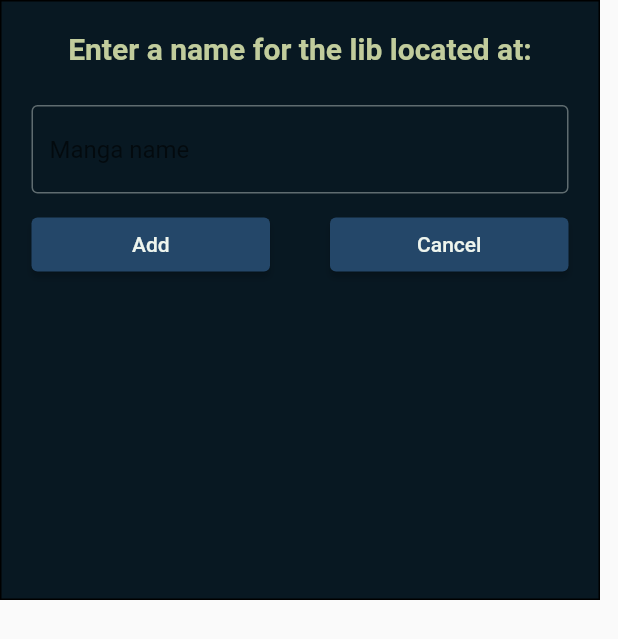
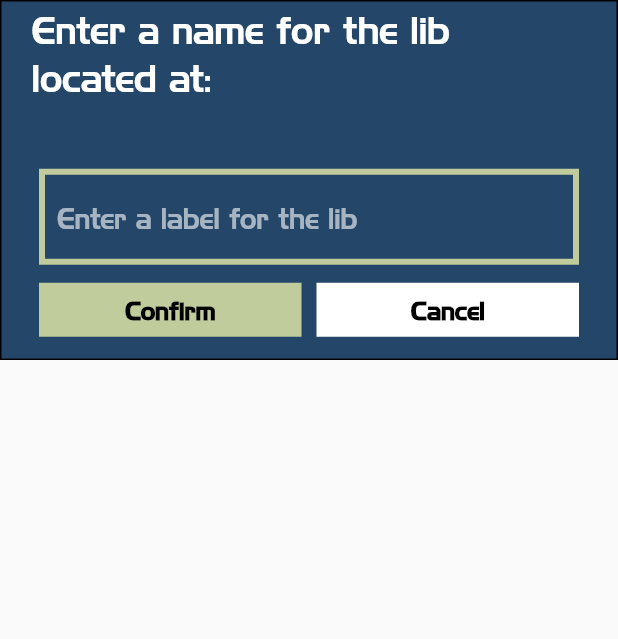
Before and after one commit to ASentientBanana/mangakolekt, a Flutter app: the AddToLibraryModal widget shown alone on an empty page, opened directly with empty values, on a phone screen of 412 x 824 dp. Shown: the top 639 px of the screen. Run offline on Flutter 3.47's test engine with Material 2 defaults, Android fonts, the phone set to English and light mode, and no system bars; our stand-ins replace bloc, easy_debounce, equatable, file_picker, flutter_bloc, flutter_colorpicker and 3 more; missing offline and left inert: dart:ffi, desktop_drop, menu_bar; accounts and stored records are empty; statements that could not run were skipped; project files that could hold a hidden picture were left out.

Commit message:
Added fonts and making visual changes

```diff
--- a/lib/app.dart
+++ b/lib/app.dart
@@ -43,14 +43,26 @@ class AppWidget extends StatelessWidget {
   @override
   Widget build(BuildContext context) {
     return MaterialApp(
-      title: 'Basenji',
+      title: 'MangaKolekt',
       theme: ThemeData().copyWith(
-        canvasColor: Colors.red,
+        // canvasColor: Colors.red,
         scrollbarTheme: ScrollbarThemeData().copyWith(
-            thumbColor: const MaterialStatePropertyAll(Color(0xFFc1cc9c))),
-        appBarTheme: AppBarTheme().copyWith(),
-        textTheme: TextTheme()
-            .copyWith(bodyMedium: const TextStyle(color: Color(0xFFc1cc9c))),
+          thumbColor: const MaterialStatePropertyAll(
+            Color(0xFFc1cc9c),
+          ),
+        ),
+        appBarTheme: AppBarTheme(),
+        textTheme:
+            Typography().dense.apply(fontFamily: "HighlandGothic").copyWith(),
+
+        // textTheme: Typography()
+        //     .englishLike
+        //     .apply(fontFamily: "HighlandGothic")
+        //     .copyWith(
+        //       bodyMedium: const TextStyle(
+        //         color: Color(0xFFc1cc9c),
+        //       ),
+        //     ),
         colorScheme: const ColorScheme(
           brightness: Brightness.dark,
           primary: Color(0xFF244769),
--- a/lib/widgets/dragAndDropManga.dart
+++ b/lib/widgets/dragAndDropManga.dart
@@ -1,5 +1,3 @@
-import 'dart:io';
-
 import 'package:desktop_drop/desktop_drop.dart';
 import 'package:flutter/material.dart';
 import 'package:flutter_bloc/flutter_bloc.dart';
--- a/lib/widgets/lib/addToLibraryModal.dart
+++ b/lib/widgets/lib/addToLibraryModal.dart
@@ -98,42 +98,72 @@ class AddToLibraryModalState extends State<AddToLibraryModal> {
 
   @override
   Widget build(BuildContext context) {
+    final colorScheme = Theme.of(context).colorScheme;
     return Container(
-      height: 400,
-      width: 400,
-      padding: const EdgeInsets.all(20),
+      height: 240,
+      width: 500,
+      padding: const EdgeInsets.symmetric(horizontal: 20),
       decoration: BoxDecoration(
         border: Border.all(width: 1, style: BorderStyle.solid),
-        color: Theme.of(context).colorScheme.background,
+        color: colorScheme.primary,
       ),
       child: Column(
         mainAxisSize: MainAxisSize.min,
+        mainAxisAlignment: MainAxisAlignment.center,
         children: [
           const Text(
             'Enter a name for the lib located at:',
             style: TextStyle(
-              fontWeight: FontWeight.bold,
-              fontSize: 20,
+              // fontWeight: FontWeight.bold,
+              // fontFamily: "HighlandGothic",
+              fontSize: 23,
+              color: Colors.white,
             ),
           ),
           Container(
             padding: const EdgeInsets.only(left: 20),
-            child: Text(widget.selectedDir),
+            child: Text(
+              widget.selectedDir,
+              style: const TextStyle(
+                color: Colors.white70,
+                fontSize: 18,
               ),
-          const SizedBox(height: 10),
-          TextField(
-            controller: textEditingController,
-            decoration: const InputDecoration(
-              border: OutlineInputBorder(),
-              hintText: 'Manga name',
             ),
           ),
           const SizedBox(height: 10),
-          Center(
+          Container(
+            width: 360,
+            padding: const EdgeInsets.only(top: 10),
+            child: TextFormField(
+              controller: textEditingController,
+              showCursor: true,
+              cursorColor: colorScheme.tertiary,
+              decoration: InputDecoration(
+                  hintText: "Enter a label for the lib",
+                  hintStyle: const TextStyle(color: Colors.white60),
+                  focusedBorder: OutlineInputBorder(
+                    borderRadius: BorderRadius.zero,
+                    borderSide:
+                        BorderSide(width: 4, color: colorScheme.tertiary),
+                  ),
+                  enabledBorder: OutlineInputBorder(
+                    borderRadius: BorderRadius.zero,
+                    borderSide:
+                        BorderSide(width: 4, color: colorScheme.tertiary),
+                  )),
+            ),
+          ),
+          SizedBox(
+            width: 360,
             child: Row(
               children: [
                 Expanded(
                   child: ElevatedButton(
+                    style: ElevatedButton.styleFrom(
+                      elevation: 0, backgroundColor: colorScheme.tertiary,
+                      shape: BeveledRectangleBorder(),
+                      // side: BorderSide(color: colorScheme.secondary)
+                    ),
                     onPressed:
                         isSubmitDisabled ? null : () => handleSubmit(context),
                     child: isSubmitDisabled
@@ -144,21 +174,38 @@ class AddToLibraryModalState extends State<AddToLibraryModal> {
                               child: CircularProgressIndicator(),
                             ),
                           )
-                      : const Text('Add'),
-                )),
+                        : const Text(
+                            "Confirm",
+                            style: TextStyle(
+                                color: Colors.black,
+                                fontWeight: FontWeight.bold),
+                          ),
+                  ),
+                ),
                 const Padding(
-                  padding: EdgeInsets.all(20),
+                  padding: EdgeInsets.symmetric(horizontal: 5, vertical: 30),
                 ),
                 Expanded(
                   child: ElevatedButton(
-                    onPressed: isSubmitDisabled
-                        ? null
-                        : () {
+                    style: ElevatedButton.styleFrom(
+                      elevation: 0, backgroundColor: Colors.white,
+                      shape: const BeveledRectangleBorder(),
+                      // side: BorderSide(color: colorScheme.secondary)
+                    ),
+                    onPressed: !isSubmitDisabled
+                        ? () {
                             context
                                 .read<LibraryBloc>()
                                 .add(CloseAddToLibModal());
-                          },
-                    child: const Text('Cancel'),
+                          }
+                        : null,
+                    child: const Text(
+                      'Cancel',
+                      style: TextStyle(
+                        color: Colors.black,
+                        fontWeight: FontWeight.bold,
+                      ),
+                    ),
                   ),
                 )
               ],
```
Also changed, not shown: pubspec.yaml (+6 -6 lines), assets/images/mangakolektogo.svg (added), fonts/HighlandGothicFLF-Bold.ttf (added), fonts/HighlandGothicFLF.ttf (added), fonts/HighlandGothicLightFLF.ttf (added), 1 other file. Lines whose indentation alone changed are shown as unchanged.
